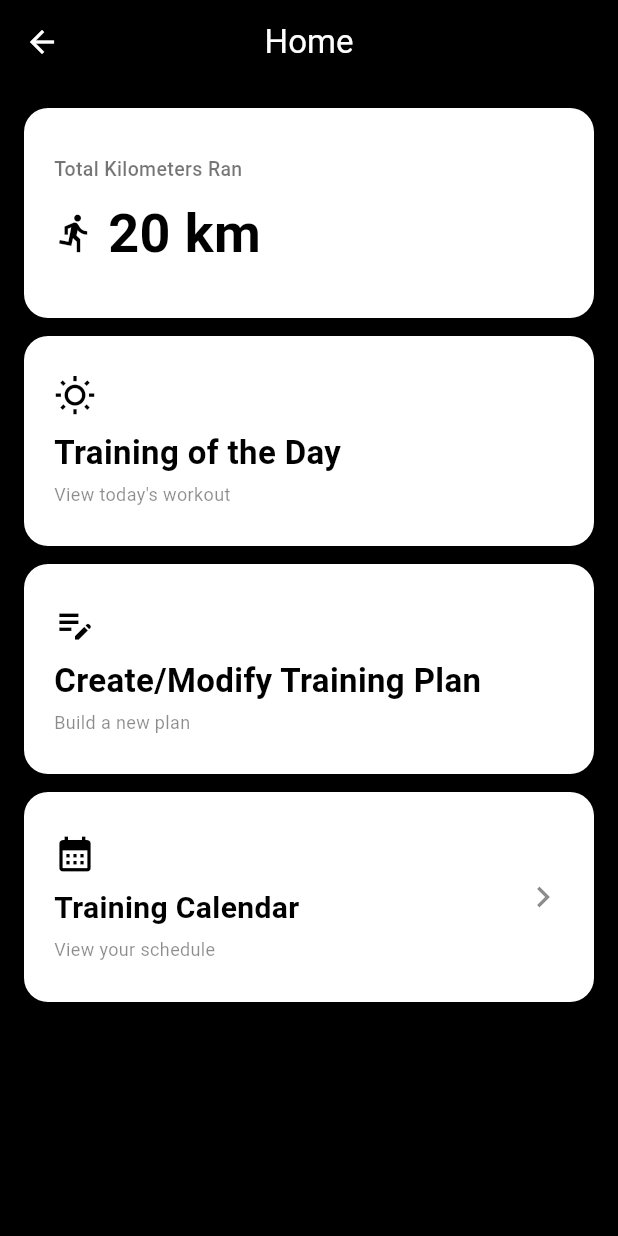
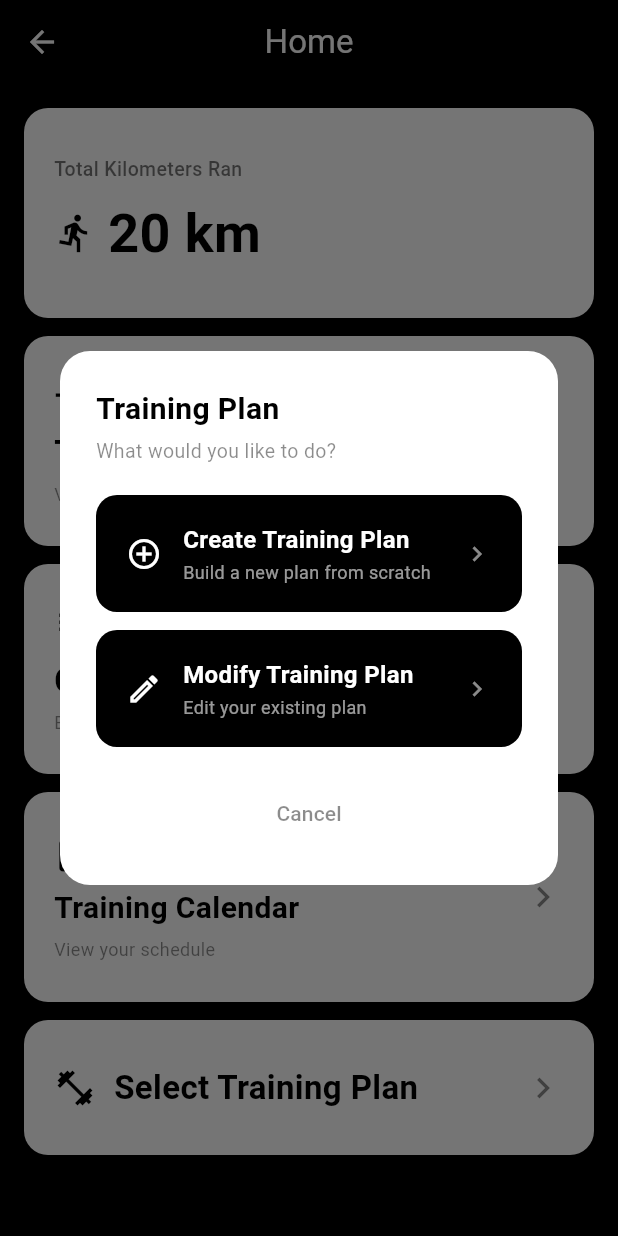
Before and after one commit to JAMAGAMING/ResearchDynamicTrainingApp, a Flutter app: the HomePage screen opened directly, after a tap on "Create/Modify Training Plan", on a phone screen of 412 x 824 dp. Run offline on Flutter 3.47's test engine with Material 3 defaults, Android fonts, the phone set to English and light mode, and no system bars; our stand-ins replace table_calendar.

Commit message:
Add files via upload
HomePage Update Pop-up

```diff
--- a/lib/homepage.dart
+++ b/lib/homepage.dart
@@ -1,15 +1,5 @@
 import 'package:flutter/material.dart';
 import 'calendar.dart';
-
-// ─────────────────────────────────────────────
-//  HOW TO USE IN YOUR main.dart:
-//
-//  1. Import this file:
-//       import 'homepage.dart';
-//
-//  2. Set it as your home:
-//       home: const HomePage(),
-// ─────────────────────────────────────────────
 
 class HomePage extends StatelessWidget {
   const HomePage({super.key});
@@ -35,9 +25,6 @@ class HomePage extends StatelessWidget {
   }
 }
 
-// ─────────────────────────────────────────────
-//  Portrait: stacked vertically
-// ─────────────────────────────────────────────
 class _PortraitLayout extends StatelessWidget {
   const _PortraitLayout();
 
@@ -52,20 +39,21 @@ class _PortraitLayout extends StatelessWidget {
         SizedBox(height: 140, child: _CreateTrainingPlanWidget()),
         SizedBox(height: 12),
         SizedBox(height: 140, child: _TrainingCalendarWidget()),
+        SizedBox(height: 12),
+        SizedBox(height: 90, child: _SelectTrainingPlanWidget()),
       ],
     );
   }
 }
 
-// ─────────────────────────────────────────────
-//  Landscape: 2x2 grid
-// ─────────────────────────────────────────────
 class _LandscapeLayout extends StatelessWidget {
   const _LandscapeLayout();
 
   @override
   Widget build(BuildContext context) {
-    return const Row(
+    return Column(
+      children: const [
+        Row(
           crossAxisAlignment: CrossAxisAlignment.start,
           children: [
             Expanded(
@@ -88,18 +76,20 @@ class _LandscapeLayout extends StatelessWidget {
               ),
             ),
           ],
+        ),
+        SizedBox(height: 12),
+        SizedBox(height: 90, child: _SelectTrainingPlanWidget()),
+      ],
     );
   }
 }
 
-// ─────────────────────────────────────────────
-//  Reusable card base
-// ─────────────────────────────────────────────
 class _HomeCard extends StatelessWidget {
   final Widget child;
   final VoidCallback onTap;
+  final Color? color;
 
-  const _HomeCard({required this.child, required this.onTap});
+  const _HomeCard({required this.child, required this.onTap, this.color});
 
   @override
   Widget build(BuildContext context) {
@@ -109,7 +99,7 @@ class _HomeCard extends StatelessWidget {
         width: double.infinity,
         height: double.infinity,
         decoration: BoxDecoration(
-          color: Colors.white,
+          color: color ?? Colors.white,
           borderRadius: BorderRadius.circular(16),
         ),
         padding: const EdgeInsets.symmetric(horizontal: 20, vertical: 16),
@@ -120,8 +110,148 @@ class _HomeCard extends StatelessWidget {
 }
 
 // ─────────────────────────────────────────────
-//  Widget 1 — Total Kilometers Ran
+//  Popup — Create / Modify Training Plan
 // ─────────────────────────────────────────────
+void _showTrainingPlanOptions(BuildContext context) {
+  showDialog(
+    context: context,
+    builder: (context) {
+      return Dialog(
+        backgroundColor: Colors.white,
+        shape: RoundedRectangleBorder(borderRadius: BorderRadius.circular(20)),
+        child: ConstrainedBox(
+          constraints: BoxConstraints(
+            maxHeight: MediaQuery.of(context).size.height * 0.85,
+          ),
+          child: SingleChildScrollView(
+            padding: const EdgeInsets.all(24),
+            child: Column(
+              mainAxisSize: MainAxisSize.min,
+              crossAxisAlignment: CrossAxisAlignment.start,
+              children: [
+                const Text(
+                  'Training Plan',
+                  style: TextStyle(
+                    fontSize: 20,
+                    fontWeight: FontWeight.bold,
+                    color: Colors.black,
+                  ),
+                ),
+                const SizedBox(height: 4),
+                const Text(
+                  'What would you like to do?',
+                  style: TextStyle(fontSize: 13, color: Colors.black45),
+                ),
+                const SizedBox(height: 20),
+
+                // Option 1 — Create Training Plan
+                GestureDetector(
+                  onTap: () {
+                    Navigator.pop(context);
+                    // TODO: Navigate to Create Training Plan page
+                  },
+                  child: Container(
+                    width: double.infinity,
+                    padding: const EdgeInsets.symmetric(horizontal: 20, vertical: 18),
+                    decoration: BoxDecoration(
+                      color: Colors.black,
+                      borderRadius: BorderRadius.circular(14),
+                    ),
+                    child: Row(
+                      children: const [
+                        Icon(Icons.add_circle_outline, color: Colors.white, size: 24),
+                        SizedBox(width: 14),
+                        Expanded(
+                          child: Column(
+                            crossAxisAlignment: CrossAxisAlignment.start,
+                            children: [
+                              Text(
+                                'Create Training Plan',
+                                style: TextStyle(
+                                  color: Colors.white,
+                                  fontSize: 16,
+                                  fontWeight: FontWeight.bold,
+                                ),
+                              ),
+                              SizedBox(height: 2),
+                              Text(
+                                'Build a new plan from scratch',
+                                style: TextStyle(color: Colors.white60, fontSize: 12),
+                              ),
+                            ],
+                          ),
+                        ),
+                        Icon(Icons.chevron_right, color: Colors.white54, size: 20),
+                      ],
+                    ),
+                  ),
+                ),
+
+                const SizedBox(height: 12),
+
+                // Option 2 — Modify Training Plan
+                GestureDetector(
+                  onTap: () {
+                    Navigator.pop(context);
+                    // TODO: Navigate to Modify Training Plan page
+                  },
+                  child: Container(
+                    width: double.infinity,
+                    padding: const EdgeInsets.symmetric(horizontal: 20, vertical: 18),
+                    decoration: BoxDecoration(
+                      color: Colors.black,
+                      borderRadius: BorderRadius.circular(14),
+                    ),
+                    child: Row(
+                      children: const [
+                        Icon(Icons.edit_outlined, color: Colors.white, size: 24),
+                        SizedBox(width: 14),
+                        Expanded(
+                          child: Column(
+                            crossAxisAlignment: CrossAxisAlignment.start,
+                            children: [
+                              Text(
+                                'Modify Training Plan',
+                                style: TextStyle(
+                                  color: Colors.white,
+                                  fontSize: 16,
+                                  fontWeight: FontWeight.bold,
+                                ),
+                              ),
+                              SizedBox(height: 2),
+                              Text(
+                                'Edit your existing plan',
+                                style: TextStyle(color: Colors.white60, fontSize: 12),
+                              ),
+                            ],
+                          ),
+                        ),
+                        Icon(Icons.chevron_right, color: Colors.white54, size: 20),
+                      ],
+                    ),
+                  ),
+                ),
+
+                const SizedBox(height: 20),
+
+                Center(
+                  child: TextButton(
+                    onPressed: () => Navigator.pop(context),
+                    child: const Text(
+                      'Cancel',
+                      style: TextStyle(color: Colors.black45, fontSize: 14),
+                    ),
+                  ),
+                ),
+              ],
+            ),
+          ),
+        ),
+      );
+    },
+  );
+}
+
 class _TotalKmWidget extends StatelessWidget {
   const _TotalKmWidget();
 
@@ -137,11 +267,7 @@ class _TotalKmWidget extends StatelessWidget {
         children: [
           const Text(
             'Total Kilometers Ran',
-            style: TextStyle(
-              fontSize: 13,
-              color: Colors.black54,
-              fontWeight: FontWeight.w500,
-            ),
+            style: TextStyle(fontSize: 13, color: Colors.black54, fontWeight: FontWeight.w500),
           ),
           const SizedBox(height: 8),
           FittedBox(
@@ -153,11 +279,7 @@ class _TotalKmWidget extends StatelessWidget {
                 SizedBox(width: 8),
                 Text(
                   '20 km',
-                  style: TextStyle(
-                    fontSize: 36,
-                    fontWeight: FontWeight.bold,
-                    color: Colors.black,
-                  ),
+                  style: TextStyle(fontSize: 36, fontWeight: FontWeight.bold, color: Colors.black),
                 ),
               ],
             ),
@@ -168,9 +290,6 @@ class _TotalKmWidget extends StatelessWidget {
   }
 }
 
-// ─────────────────────────────────────────────
-//  Widget 2 — Training of the Day
-// ─────────────────────────────────────────────
 class _TrainingOfTheDayWidget extends StatelessWidget {
   const _TrainingOfTheDayWidget();
 
@@ -191,36 +310,24 @@ class _TrainingOfTheDayWidget extends StatelessWidget {
             alignment: Alignment.centerLeft,
             child: Text(
               'Training of the Day',
-              style: TextStyle(
-                fontSize: 22,
-                fontWeight: FontWeight.bold,
-                color: Colors.black,
-              ),
+              style: TextStyle(fontSize: 22, fontWeight: FontWeight.bold, color: Colors.black),
             ),
           ),
           SizedBox(height: 4),
-          Text(
-            'View today\'s workout',
-            style: TextStyle(fontSize: 12, color: Colors.black45),
-          ),
+          Text('View today\'s workout', style: TextStyle(fontSize: 12, color: Colors.black45)),
         ],
       ),
     );
   }
 }
 
-// ─────────────────────────────────────────────
-//  Widget 3 — Create Training Plan
-// ─────────────────────────────────────────────
 class _CreateTrainingPlanWidget extends StatelessWidget {
   const _CreateTrainingPlanWidget();
 
   @override
   Widget build(BuildContext context) {
     return _HomeCard(
-      onTap: () {
-        // TODO: navigate to create training plan page
-      },
+      onTap: () => _showTrainingPlanOptions(context), // ← triggers popup
       child: Column(
         mainAxisAlignment: MainAxisAlignment.center,
         crossAxisAlignment: CrossAxisAlignment.start,
@@ -232,27 +339,17 @@ class _CreateTrainingPlanWidget extends StatelessWidget {
             alignment: Alignment.centerLeft,
             child: Text(
               'Create/Modify Training Plan',
-              style: TextStyle(
-                fontSize: 22,
-                fontWeight: FontWeight.bold,
-                color: Colors.black,
-              ),
+              style: TextStyle(fontSize: 22, fontWeight: FontWeight.bold, color: Colors.black),
             ),
           ),
           SizedBox(height: 4),
-          Text(
-            'Build a new plan',
-            style: TextStyle(fontSize: 12, color: Colors.black45),
-          ),
+          Text('Build a new plan', style: TextStyle(fontSize: 12, color: Colors.black45)),
         ],
       ),
     );
   }
 }
 
-// ─────────────────────────────────────────────
-//  Widget 4 — Training Calendar
-// ─────────────────────────────────────────────
 class _TrainingCalendarWidget extends StatelessWidget {
   const _TrainingCalendarWidget();
 
@@ -278,17 +375,10 @@ class _TrainingCalendarWidget extends StatelessWidget {
                 SizedBox(height: 8),
                 Text(
                   'Training Calendar',
-                  style: TextStyle(
-                    fontSize: 20,
-                    fontWeight: FontWeight.bold,
-                    color: Colors.black,
-                  ),
+                  style: TextStyle(fontSize: 20, fontWeight: FontWeight.bold, color: Colors.black),
                 ),
                 SizedBox(height: 4),
-                Text(
-                  'View your schedule',
-                  style: TextStyle(fontSize: 12, color: Colors.black45),
-                ),
+                Text('View your schedule', style: TextStyle(fontSize: 12, color: Colors.black45)),
               ],
             ),
           ),
@@ -298,3 +388,34 @@ class _TrainingCalendarWidget extends StatelessWidget {
     );
   }
 }
+
+class _SelectTrainingPlanWidget extends StatelessWidget {
+  const _SelectTrainingPlanWidget();
+
+  @override
+  Widget build(BuildContext context) {
+    return _HomeCard(
+      color: Colors.white,
+      onTap: () {
+        // TODO: navigate to select training plan page
+      },
+      child: Row(
+        mainAxisAlignment: MainAxisAlignment.spaceBetween,
+        crossAxisAlignment: CrossAxisAlignment.center,
+        children: const [
+          Row(
+            children: [
+              Icon(Icons.fitness_center, size: 28, color: Colors.black),
+              SizedBox(width: 12),
+              Text(
+                'Select Training Plan',
+                style: TextStyle(fontSize: 22, fontWeight: FontWeight.bold, color: Colors.black),
+              ),
+            ],
+          ),
+          Icon(Icons.chevron_right, size: 28, color: Colors.black45),
+        ],
+      ),
+    );
+  }
+}
```
Also changed, not shown: lib/calendar.dart (line endings or trailing spaces), lib/login.dart (line endings or trailing spaces), lib/main.dart (line endings or trailing spaces), lib/register.dart (line endings or trailing spaces). Lines whose indentation alone changed are shown as unchanged.
